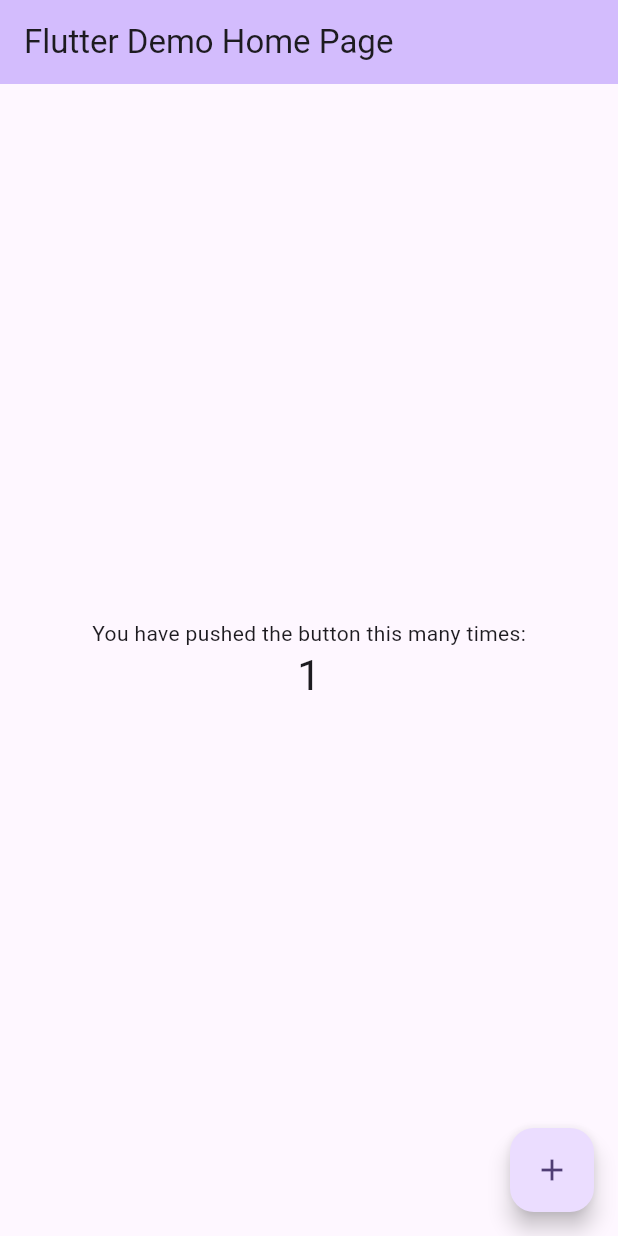
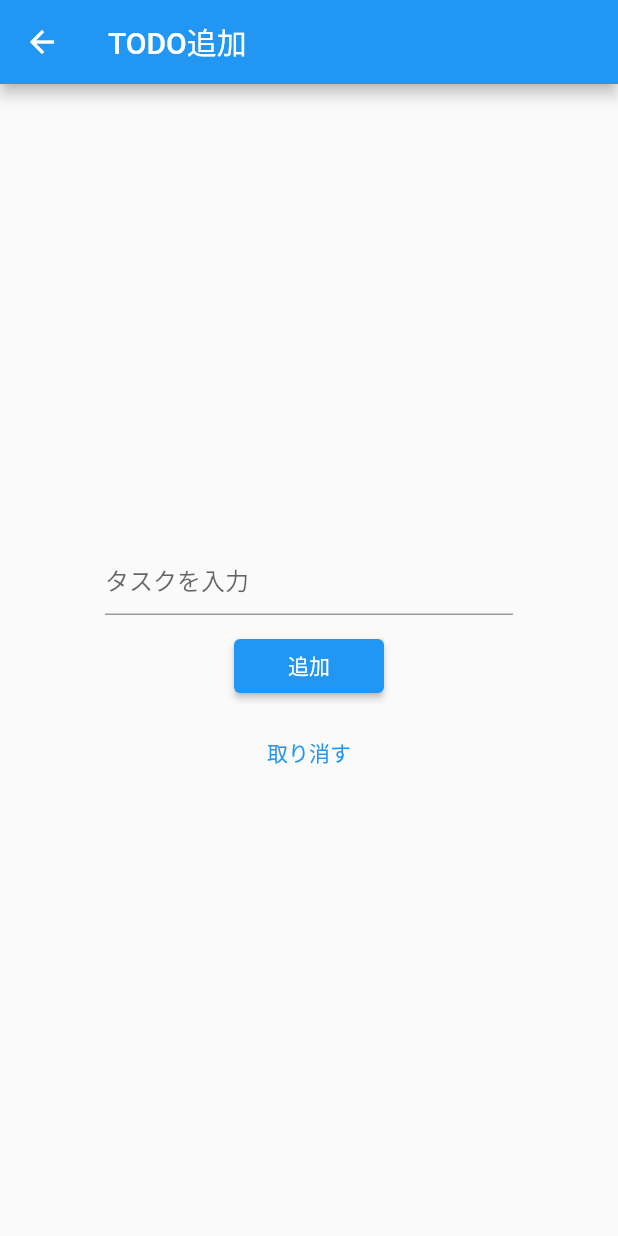
Before and after one commit to devenue-asada/flutter_app, a Flutter app: the screen it shows after launch, after a tap on the "add" icon, on a phone screen of 412 x 824 dp. Run offline on Flutter 3.47's test engine with Material 2 defaults, Android fonts, the phone set to English and light mode, and no system bars.

Commit message:
todoアプリ

```diff
--- a/lib/main.dart
+++ b/lib/main.dart
@@ -1,125 +1,126 @@
+import 'package:flutter/foundation.dart';
 import 'package:flutter/material.dart';
 
 void main() {
-  runApp(const MyApp());
+  runApp(const MyTodoApp());
 }
 
-class MyApp extends StatelessWidget {
-  const MyApp({super.key});
+class MyTodoApp extends StatelessWidget {
+  const MyTodoApp({super.key});
 
-  // This widget is the root of your application.
   @override
   Widget build(BuildContext context) {
     return MaterialApp(
-      title: 'Flutter Demo',
+      title: 'Todo App',
       theme: ThemeData(
-        // This is the theme of your application.
-        //
-        // TRY THIS: Try running your application with "flutter run". You'll see
-        // the application has a blue toolbar. Then, without quitting the app,
-        // try changing the seedColor in the colorScheme below to Colors.green
-        // and then invoke "hot reload" (save your changes or press the "hot
-        // reload" button in a Flutter-supported IDE, or press "r" if you used
-        // the command line to start the app).
-        //
-        // Notice that the counter didn't reset back to zero; the application
-        // state is not lost during the reload. To reset the state, use hot
-        // restart instead.
-        //
-        // This works for code too, not just values: Most code changes can be
-        // tested with just a hot reload.
-        colorScheme: ColorScheme.fromSeed(seedColor: Colors.deepPurple),
-        useMaterial3: true,
+        primarySwatch: Colors.blue,
       ),
-      home: const MyHomePage(title: 'Flutter Demo Home Page'),
+      home: TodoListPage(),
     );
   }
 }
 
-class MyHomePage extends StatefulWidget {
-  const MyHomePage({super.key, required this.title});
-
-  // This widget is the home page of your application. It is stateful, meaning
-  // that it has a State object (defined below) that contains fields that affect
-  // how it looks.
-
-  // This class is the configuration for the state. It holds the values (in this
-  // case the title) provided by the parent (in this case the App widget) and
-  // used by the build method of the State. Fields in a Widget subclass are
-  // always marked "final".
-
-  final String title;
-
+class TodoListPage extends StatefulWidget {
   @override
-  State<MyHomePage> createState() => _MyHomePageState();
+  _TodoListPageState createState() => _TodoListPageState();
 }
 
-class _MyHomePageState extends State<MyHomePage> {
-  int _counter = 0;
-
-  void _incrementCounter() {
-    setState(() {
-      // This call to setState tells the Flutter framework that something has
-      // changed in this State, which causes it to rerun the build method below
-      // so that the display can reflect the updated values. If we changed
-      // _counter without calling setState(), then the build method would not be
-      // called again, and so nothing would appear to happen.
-      _counter++;
-    });
-  }
+// リスト一覧画面
+class _TodoListPageState extends State<TodoListPage> {
+  List<String> todoList = [];
 
   @override
   Widget build(BuildContext context) {
-    // This method is rerun every time setState is called, for instance as done
-    // by the _incrementCounter method above.
-    //
-    // The Flutter framework has been optimized to make rerunning build methods
-    // fast, so that you can just rebuild anything that needs updating rather
-    // than having to individually change instances of widgets.
     return Scaffold(
       appBar: AppBar(
-        // TRY THIS: Try changing the color here to a specific color (to
-        // Colors.amber, perhaps?) and trigger a hot reload to see the AppBar
-        // change color while the other colors stay the same.
-        backgroundColor: Theme.of(context).colorScheme.inversePrimary,
-        // Here we take the value from the MyHomePage object that was created by
-        // the App.build method, and use it to set our appbar title.
-        title: Text(widget.title),
+        automaticallyImplyLeading: false,
+        title: const Text('TODO一覧'),
+        actions: <Widget>[
+          IconButton(
+            onPressed: () {},
+            icon: const Icon(Icons.more_vert),
+          ),
+        ],
       ),
-      body: Center(
-        // Center is a layout widget. It takes a single child and positions it
-        // in the middle of the parent.
-        child: Column(
-          // Column is also a layout widget. It takes a list of children and
-          // arranges them vertically. By default, it sizes itself to fit its
-          // children horizontally, and tries to be as tall as its parent.
-          //
-          // Column has various properties to control how it sizes itself and
-          // how it positions its children. Here we use mainAxisAlignment to
-          // center the children vertically; the main axis here is the vertical
-          // axis because Columns are vertical (the cross axis would be
-          // horizontal).
-          //
-          // TRY THIS: Invoke "debug painting" (choose the "Toggle Debug Paint"
-          // action in the IDE, or press "p" in the console), to see the
-          // wireframe for each widget.
-          mainAxisAlignment: MainAxisAlignment.center,
-          children: <Widget>[
-            const Text(
-              'You have pushed the button this many times:',
+      body: ListView.builder(
+        itemCount: todoList.length,
+        itemBuilder: (context, index) {
+          return Card(
+            child: ListTile(
+              title: Text(todoList[index]),
             ),
-            Text(
-              '$_counter',
-              style: Theme.of(context).textTheme.headlineMedium,
-            ),
-          ],
-        ),
+          );
+        },
       ),
       floatingActionButton: FloatingActionButton(
-        onPressed: _incrementCounter,
-        tooltip: 'Increment',
+        onPressed: () async {
+          final newTask = await Navigator.of(context).push(
+            MaterialPageRoute(builder: (context) {
+              return TodoAddPage();
+            }),
+          );
+          if (newTask != null) todoList.add(newTask);
+        },
         child: const Icon(Icons.add),
-      ), // This trailing comma makes auto-formatting nicer for build methods.
+      ),
     );
   }
 }
+
+class TodoAddPage extends StatefulWidget {
+  @override
+  _TodoAddPageState createState() => _TodoAddPageState();
+}
+
+class _TodoAddPageState extends State<TodoAddPage> {
+  String _task = '';
+  @override
+  Widget build(BuildContext context) {
+    return Scaffold(
+        appBar: AppBar(
+          title: const Text('TODO追加'),
+        ),
+        body: Container(
+          padding: const EdgeInsets.all(70),
+          child: Column(
+            mainAxisAlignment: MainAxisAlignment.center,
+            children: <Widget>[
+              const SizedBox(height: 8),
+              TextField(
+                onChanged: (String value) => setState(() {
+                  debugPrint(value);
+                  _task = value;
+                }),
+                decoration: const InputDecoration(
+                  hintText: "タスクを入力",
+                ),
+              ),
+              const SizedBox(height: 10),
+              SizedBox(
+                width: 100,
+                child: ElevatedButton(
+                  onPressed: () {
+                    debugPrint(_task);
+                    Navigator.of(context).pop(_task);
+                  },
+                  child:
+                      const Text('追加', style: TextStyle(color: Colors.white)),
+                ),
+              ),
+              const SizedBox(height: 10),
+              SizedBox(
+                width: 100,
+                child: TextButton(
+                  onPressed: () {
+                    Navigator.of(context).pop();
+                  },
+                  child: const Text(
+                    '取り消す',
+                  ),
+                ),
+              ),
+            ],
+          ),
+        ));
+  }
+}
```
